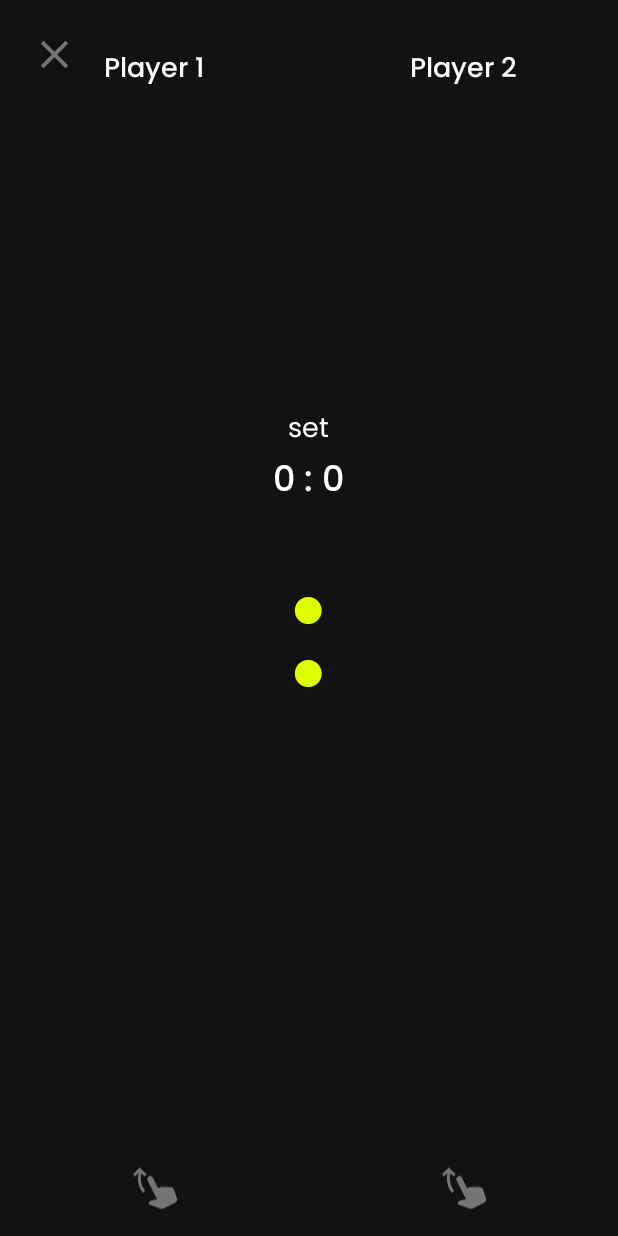
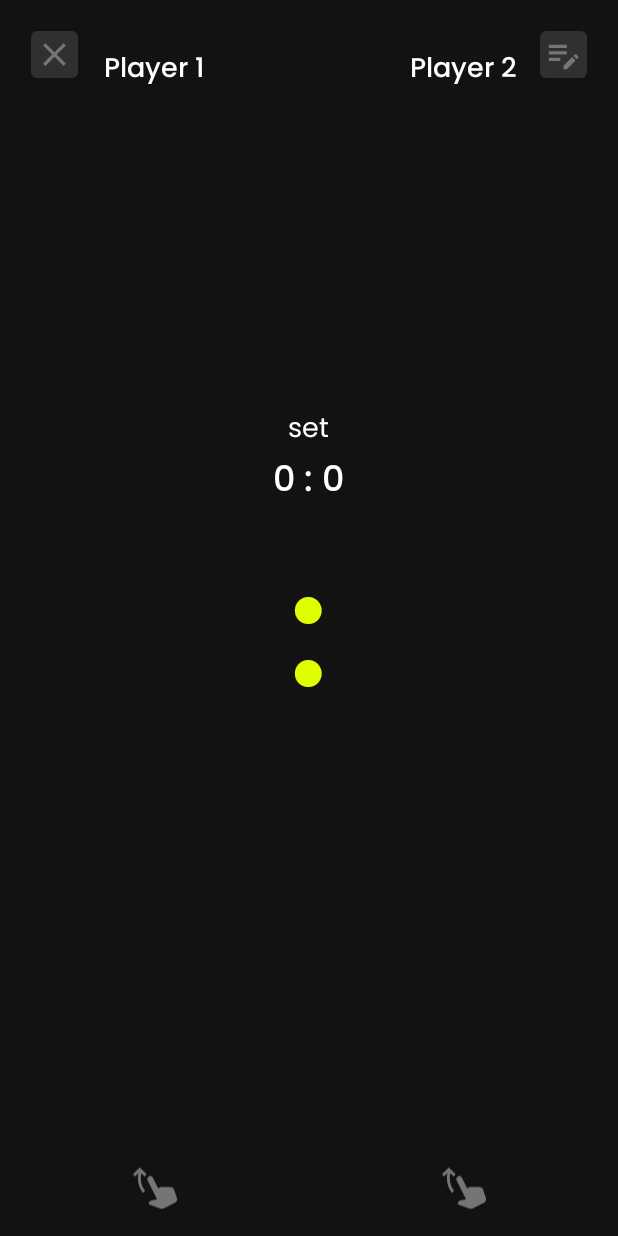
Before and after one commit to himawanmasyaid/score-board-android, an Android app: the layout activity_score_board.xml on its own in the app's theme, with its tools: preview values and no code run, on a phone screen of 412 x 824 dp. Run offline under Robolectric (Android 15) with nearby library versions, the phone set to English and light mode, and no system bars.

Commit message:
handle score change, update total player won, winner match dialog

```diff
--- a/app/src/main/java/com/himawanmasyaid/scoreboardandroid/model/SportModel.kt
+++ b/app/src/main/java/com/himawanmasyaid/scoreboardandroid/model/SportModel.kt
@@ -24,7 +24,7 @@ fun getSportListData(context: Context): List<SportModel> {
         SportModel(
             id = 2,
             name = context.getString(R.string.table_tennis),
-            total_score = 12,
+            total_score = 11,
             image = R.drawable.ic_tenis_table
         ),
         SportModel(
--- a/app/src/main/res/drawable/bg_rounded_white_ten.xml
+++ b/app/src/main/res/drawable/bg_rounded_dark4.xml
@@ -3,8 +3,8 @@
 
     <item>
         <shape android:shape="rectangle">
-            <solid android:color="@android:color/white" />
-            <corners android:radius="@dimen/_10sdp" />
+            <solid android:color="@color/dark4" />
+            <corners android:radius="@dimen/_3sdp" />
         </shape>
     </item>
 
--- /dev/null
+++ b/app/src/main/res/drawable/ic_baseline_edit_note.xml
@@ -0,0 +1,5 @@
+<vector android:height="24dp" android:tint="#757575"
+    android:viewportHeight="24" android:viewportWidth="24"
+    android:width="24dp" xmlns:android="http://schemas.android.com/apk/res/android">
+    <path android:fillColor="@android:color/white" android:pathData="M3,10h11v2H3V10zM3,8h11V6H3V8zM3,16h7v-2H3V16zM18.01,12.87l0.71,-0.71c0.39,-0.39 1.02,-0.39 1.41,0l0.71,0.71c0.39,0.39 0.39,1.02 0,1.41l-0.71,0.71L18.01,12.87zM17.3,13.58l-5.3,5.3V21h2.12l5.3,-5.3L17.3,13.58z"/>
+</vector>
--- a/app/src/main/res/layout/activity_score_board.xml
+++ b/app/src/main/res/layout/activity_score_board.xml
@@ -17,7 +17,21 @@
             android:layout_width="@dimen/_24sdp"
             android:layout_height="@dimen/_24sdp"
             android:layout_margin="@dimen/_16sdp"
+            android:padding="@dimen/_2sdp"
+            android:background="@drawable/bg_rounded_dark4"
             android:src="@drawable/ic_baseline_close" />
+
+        <ImageView
+            android:id="@+id/ivUpdate"
+            android:layout_width="@dimen/_24sdp"
+            android:layout_height="@dimen/_24sdp"
+            android:layout_margin="@dimen/_16sdp"
+            android:padding="@dimen/_2sdp"
+            android:src="@drawable/ic_baseline_edit_note"
+            android:background="@drawable/bg_rounded_dark4"
+            android:layout_alignParentEnd="true"
+            />
+
 
         <LinearLayout
             android:layout_width="match_parent"
--- a/app/src/main/res/values/colors.xml
+++ b/app/src/main/res/values/colors.xml
@@ -48,6 +48,7 @@
     <color name="dark2">#1F1F1F</color>
     <color name="dark3">#2B2B2B</color>
     <color name="dark4">#303030</color>
+    <color name="dark5">#3C3C3C</color>
 
 
 </resources>
```
Also changed, not shown: app/src/main/java/com/himawanmasyaid/scoreboardandroid/ui/score/ScoreBoardActivity.kt (+94 -7 lines), app/src/main/java/com/himawanmasyaid/scoreboardandroid/ui/score/dialog/GameOverDialog.kt (deleted, +0 -15 lines), app/src/main/java/com/himawanmasyaid/scoreboardandroid/ui/score/dialog/WinnerMatchDialog.kt (added, +35 -0 lines), app/src/main/res/layout/dialog_game_over.xml (deleted, +0 -7 lines), app/src/main/res/layout/dialog_winner.xml (added, +44 -0 lines), app/src/main/res/values/strings.xml (+8 -3 lines), app/src/main/res/drawable-v24/ic_trophy.png (added), 1 other file.
